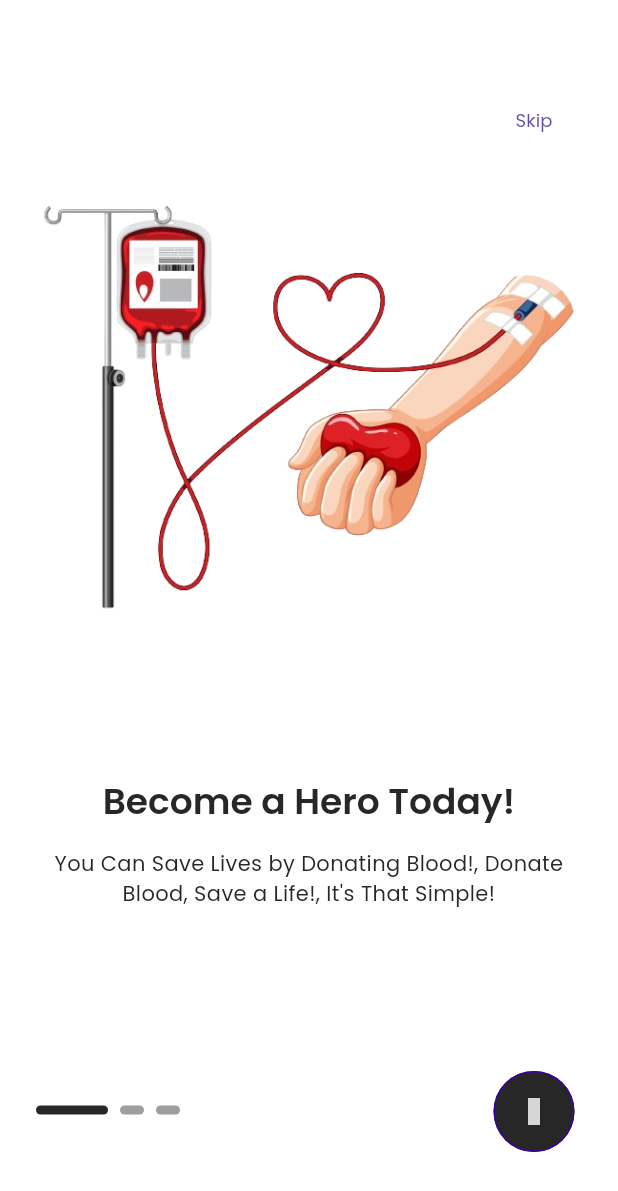
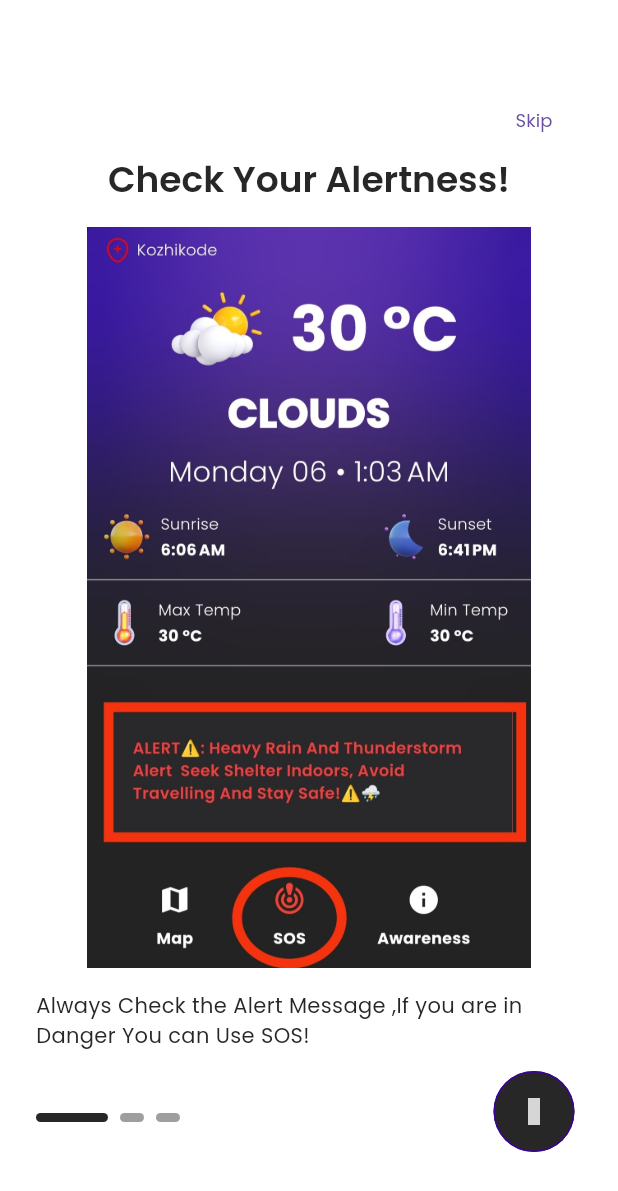
Before and after one commit to MiKeStudi0/Disaster_Management, a Flutter app: the screen it shows after launch, on a phone screen of 412 x 824 dp. Shown: the top 1191 px of the screen. Run offline on Flutter 3.47's test engine with Material 3 defaults, Android fonts, the phone set to English and light mode, and no system bars; drawn by our look-alikes of smooth_page_indicator; our stand-ins replace bloc, cached_network_image, carousel_slider, cloud_firestore, connectivity_plus, equatable and 21 more; missing offline and left inert: shake, zego_uikit_prebuilt_video_conference; accounts and stored records are empty; project files that could hold a hidden picture were left out; grey boxes are pictures that could not be loaded.

Commit message:
error fix v7

```diff
--- a/lib/data/repositories/user/user_model.dart
+++ b/lib/data/repositories/user/user_model.dart
@@ -83,7 +83,6 @@ class UserModel {
       'Gender': gender,
       'City': city,
       'Street': street,
-      'Eligible': eligible,
 
     };
 
--- a/lib/screens/onboarding/onboarding.dart
+++ b/lib/screens/onboarding/onboarding.dart
@@ -23,7 +23,7 @@ class OnboardingScreen extends StatelessWidget {
             onPageChanged: controller.updatePageIndicator,
             children: const [
               OnBoardingPage(
-                  image: 'Assets2/Images/content/onbord.png',
+                  image: 'Assets2/Images/on_boarding_images/onbord.jpg',
                   title: TTexts.onBoardingTitle1,
                   subTitle: TTexts.onBoardingSubTitle1),
               OnBoardingPage(
@@ -77,7 +77,7 @@ class OnBoardingDotNavigaton extends StatelessWidget {
     final controller = OnboardingController.instance;
     final dark = THelperFunctions.isDarkMode(context);
     return Positioned(
-      bottom: TDeviceUtils.getBottomNavigationBarHeight() + 25,
+      bottom: TDeviceUtils.getBottomNavigationBarHeight() + 20,
       left: TSizes.defaultSpace,
       child: SmoothPageIndicator(
         controller: controller.pageController,
@@ -125,7 +125,17 @@ class OnBoardingPage extends StatelessWidget {
       padding: const EdgeInsets.all(TSizes.defaultSpace),
       child: Column(
         children: [
-          Image(
+
+          Padding(
+            padding: const EdgeInsets.only(top: 80.0),
+            child: Text(
+              title,
+              style: Theme.of(context).textTheme.headlineMedium,
+              textAlign: TextAlign.center,
+            ),
+          ),
+          const SizedBox(height: TSizes.spaceBtwItems),
+           Image(
             fit: BoxFit.contain,
             width: THelperFunctions.screenWidth() * 1,
             height: THelperFunctions.screenHeight() * 0.6,
@@ -133,16 +143,11 @@ class OnBoardingPage extends StatelessWidget {
               image,
             ),
           ),
-          Text(
-            title,
-            style: Theme.of(context).textTheme.headlineMedium,
-            textAlign: TextAlign.center,
-          ),
-          const SizedBox(height: TSizes.spaceBtwItems),
+    SizedBox(height: 15),
           Text(
             subTitle,
             style: Theme.of(context).textTheme.bodyMedium,
-            textAlign: TextAlign.center,
+            textAlign: TextAlign.left,
           )
         ],
       ),
--- a/lib/utils/constants/text_strings.dart
+++ b/lib/utils/constants/text_strings.dart
@@ -12,13 +12,13 @@ class TTexts {
 
 
   // -- OnBoarding Texts
-  static const String onBoardingTitle1 = "Become a Hero Today!";
-  static const String onBoardingTitle2 = "Find Your Blood Partner!";
-  static const String onBoardingTitle3 = "Find Near By Blood Banks!";
+  static const String onBoardingTitle1 = "Check Your Alertness!";
+  static const String onBoardingTitle2 = "Communication Channel";
+  static const String onBoardingTitle3 = "Recue Camp Navigation";
 
-  static const String onBoardingSubTitle1 = "You Can Save Lives by Donating Blood!, Donate Blood, Save a Life!, It's That Simple!";
-  static const String onBoardingSubTitle2 = "Find Your Blood Partner, Search for Blood Donors, and Request Blood Online!";
-  static const String onBoardingSubTitle3 = "Find Near By Blood Banks and Hospitals, Get Blood in Emergency Situations!";
+  static const String onBoardingSubTitle1 = "Always Check the Alert Message ,If you are in Danger You can Use SOS!";
+  static const String onBoardingSubTitle2 = "Communication Channel to Connect with Your Loved Ones in Emergency Situations!";
+  static const String onBoardingSubTitle3 = "Navigation to the Nearest Rescue Camp in Emergency Situations!";
 
 
   // -- Authentication Forms
```
Also changed, not shown: lib/screens/disaster/shake.dart (+10 -6 lines), lib/volunteer/volunteercontroller.dart (+248 -0 lines), Assets2/Images/content/onbord2.png, Assets2/Images/content/onbord3.png, Assets2/Images/on_boarding_images/onbord.jpg.
